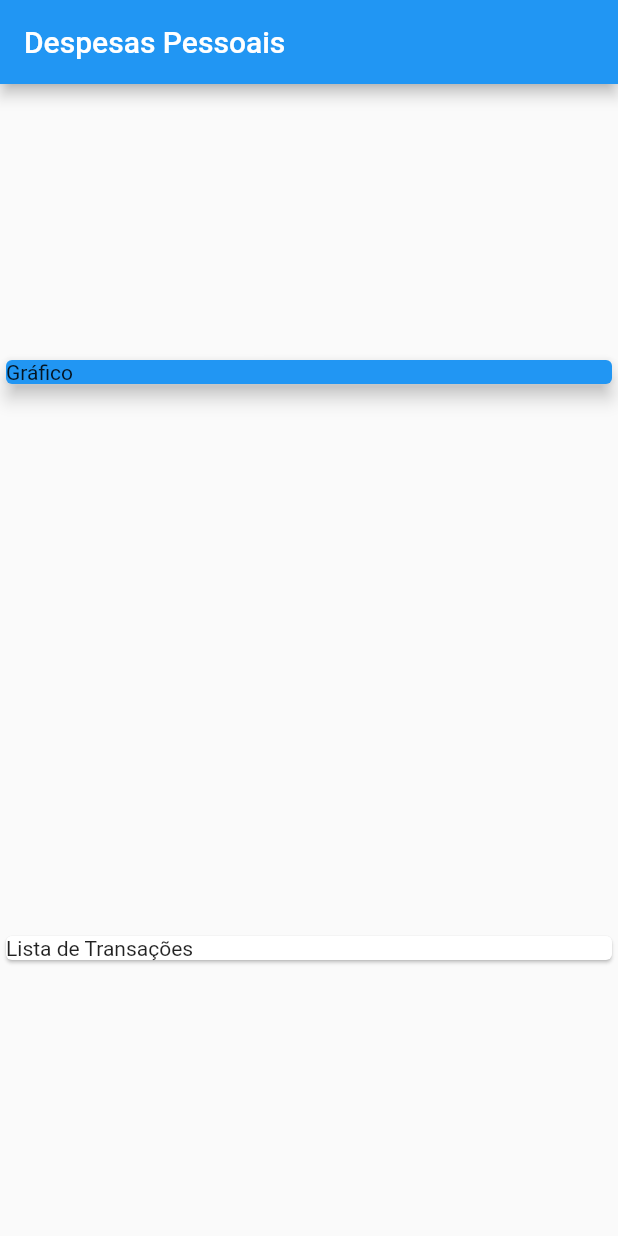
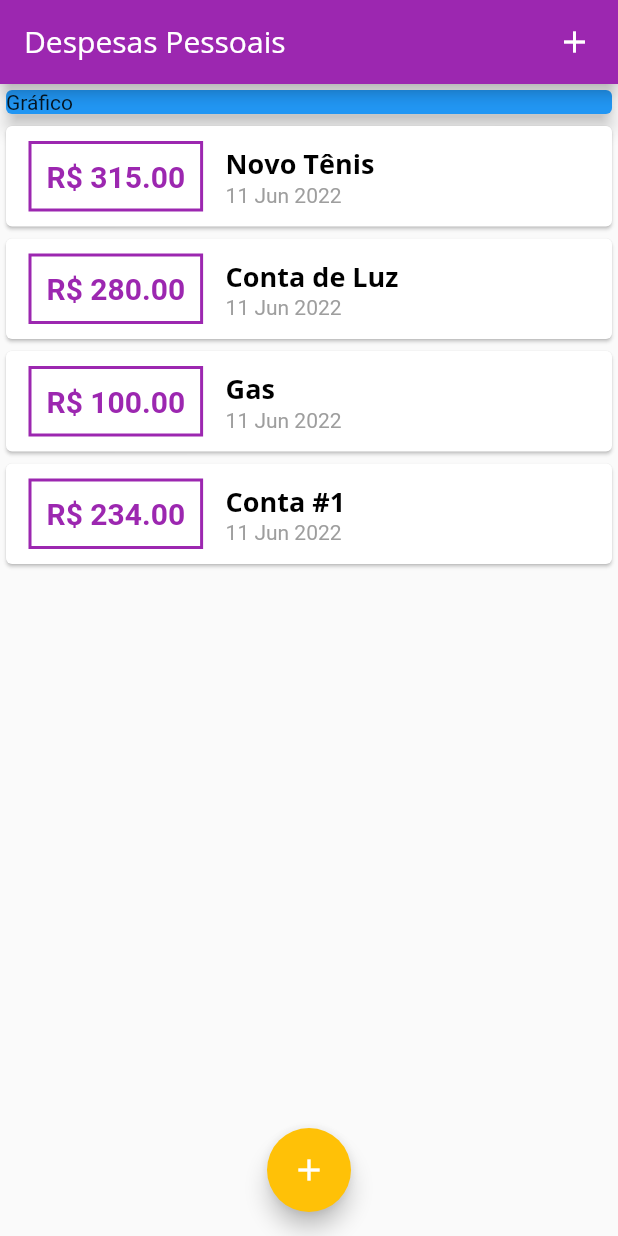
Before and after one commit to cxmarcelo/curso_udemy_expenses_flutter, a Flutter app: the screen it shows after launch, on a phone screen of 412 x 824 dp. Run offline on Flutter 3.47's test engine with Material 2 defaults, Android fonts, the phone set to English and light mode, and no system bars.

Commit message:
Componentizando aplicação / addfonts / theme.

```diff
--- /dev/null
+++ b/lib/components/transaction_list.dart
@@ -0,0 +1,61 @@
+import 'package:expenses/models/transaction.dart';
+import 'package:flutter/material.dart';
+import 'package:intl/intl.dart';
+
+class TransactionList extends StatelessWidget {
+  const TransactionList(this.transactions, {Key? key}) : super(key: key);
+
+  final List<Transaction> transactions;
+
+  @override
+  Widget build(BuildContext context) {
+    return SizedBox(
+      height: 300,
+      child: ListView.builder(
+        itemCount: transactions.length,
+        itemBuilder: (ctx, index) {
+          final tr = transactions[index];
+          return Card(
+            child: Row(children: [
+              Container(
+                margin: EdgeInsets.symmetric(
+                  horizontal: 15,
+                  vertical: 10,
+                ),
+                decoration: BoxDecoration(
+                    border: Border.all(
+                  color: Theme.of(context).colorScheme.primary,
+                  width: 2,
+                )),
+                padding: EdgeInsets.all(10),
+                child: Text(
+                  "R\$ ${tr.value.toStringAsFixed(2)}",
+                  style: TextStyle(
+                    fontWeight: FontWeight.bold,
+                    fontSize: 20,
+                    color: Theme.of(context).colorScheme.primary,
+                  ),
+                ),
+              ),
+              Column(
+                crossAxisAlignment: CrossAxisAlignment.start,
+                children: [
+                  Text(
+                    tr.title,
+                    style: Theme.of(context).textTheme.headline6,
+                  ),
+                  Text(
+                    DateFormat('d MMM y').format(tr.date),
+                    style: TextStyle(
+                      color: Colors.grey,
+                    ),
+                  ),
+                ],
+              ),
+            ]),
+          );
+        },
+      ),
+    );
+  }
+}
--- a/lib/main.dart
+++ b/lib/main.dart
@@ -1,3 +1,7 @@
+import 'dart:math';
+
+import 'package:expenses/components/transaction_form.dart';
+import 'package:expenses/components/transaction_list.dart';
 import 'package:expenses/models/transaction.dart';
 import 'package:flutter/material.dart';
 
@@ -6,33 +10,113 @@ void main() {
 }
 
 class ExpensesApp extends StatelessWidget {
-  const ExpensesApp({Key? key}) : super(key: key);
+  ExpensesApp({Key? key}) : super(key: key);
+
+  final ThemeData theme = ThemeData();
 
   @override
   Widget build(BuildContext context) {
     return MaterialApp(
       home: HomePage(),
+      theme: theme.copyWith(
+        colorScheme: theme.colorScheme.copyWith(
+          primary: Colors.purple,
+          secondary: Colors.amber,
+        ),
+        textTheme: theme.textTheme.copyWith(
+          headline6: const TextStyle(
+            fontFamily: 'OpenSans',
+            fontSize: 18,
+            fontWeight: FontWeight.bold,
+            color: Colors.black,
+          ),
+        ),
+        appBarTheme: theme.appBarTheme.copyWith(
+          titleTextStyle: const TextStyle(fontFamily: "OpenSans", fontSize: 20,),
+
+        )
+      ),
     );
   }
 }
 
-class HomePage extends StatelessWidget {
-  HomePage({Key? key}) : super(key: key);
+class HomePage extends StatefulWidget {
+  const HomePage({Key? key}) : super(key: key);
 
+  @override
+  State<HomePage> createState() => _HomePageState();
+}
+
+class _HomePageState extends State<HomePage> {
   final _transactions = [
-    Transaction(id: "t1", title: "Novo Tênis", value: 315.00, date: DateTime.now()),
-    Transaction(id: "t2", title: "Conta de Luz", value: 280.00, date: DateTime.now()),
-    Transaction(id: "t3", title: "Gas", value: 100.00, date: DateTime.now()),
+    Transaction(
+      id: "t1",
+      title: "Novo Tênis",
+      value: 315.00,
+      date: DateTime.now(),
+    ),
+    Transaction(
+      id: "t2",
+      title: "Conta de Luz",
+      value: 280.00,
+      date: DateTime.now(),
+    ),
+    Transaction(
+      id: "t3",
+      title: "Gas",
+      value: 100.00,
+      date: DateTime.now(),
+    ),
+    Transaction(
+      id: "t4",
+      title: "Conta #1",
+      value: 234.00,
+      date: DateTime.now(),
+    ),
   ];
+
+  _addTranasction(String title, double value) {
+    final newTransaction = Transaction(
+      id: Random().nextDouble().toString(),
+      title: title,
+      value: value,
+      date: DateTime.now(),
+    );
+
+    setState(() {
+      _transactions.add(newTransaction);
+    });
+
+    Navigator.of(context).pop();
+  }
+
+  _openTransactionModal(BuildContext context) {
+    showModalBottomSheet(
+        context: context,
+        builder: (ctx) {
+          return TransactionForm(_addTranasction);
+        });
+  }
 
   @override
   Widget build(BuildContext context) {
     return Scaffold(
       appBar: AppBar(
-        title: Text("Despesas Pessoais"),
+        title: const Text("Despesas Pessoais"),
+        actions: [
+          Container(
+            margin: const EdgeInsets.only(right: 5),
+            child: IconButton(
+              onPressed: () {
+                _openTransactionModal(context);
+              },
+              icon: const Icon(Icons.add),
             ),
-      body: Column(
-        mainAxisAlignment: MainAxisAlignment.spaceAround,
+          ),
+        ],
+      ),
+      body: SingleChildScrollView(
+        child: Column(
           crossAxisAlignment: CrossAxisAlignment.stretch,
           children: [
             Container(
@@ -42,11 +126,17 @@ class HomePage extends StatelessWidget {
                 child: Text("Gráfico"),
               ),
             ),
-          Card(
-            child: Text("Lista de Transações"),
-          )
+            TransactionList(_transactions),
           ],
         ),
+      ),
+      floatingActionButton: FloatingActionButton(
+        onPressed: () {
+          _openTransactionModal(context);
+        },
+        child: Icon(Icons.add),
+      ),
+      floatingActionButtonLocation: FloatingActionButtonLocation.centerFloat,
     );
   }
 }
```
Also changed, not shown: lib/components/transaction_form.dart (added, +63 -0 lines), pubspec.yaml (+13 -6 lines), assets/fonts/OpenSans-Bold.ttf (added), assets/fonts/OpenSans-Regular.ttf (added), assets/fonts/Quicksand-Bold.ttf (added), assets/fonts/Quicksand-Light.ttf (added), assets/fonts/Quicksand-Medium.ttf (added), assets/fonts/Quicksand-Regular.ttf (added), pubspec.lock, 1 other file. Lines whose indentation alone changed are shown as unchanged.
